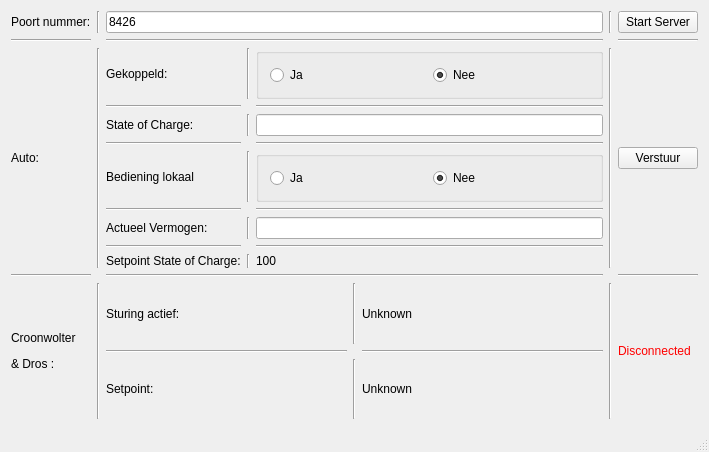
Before: the Qt Designer form mainwindow.ui in SolarTeamEindhoven/STE17-CD-InterfaceTest, drawn with Qt 5.
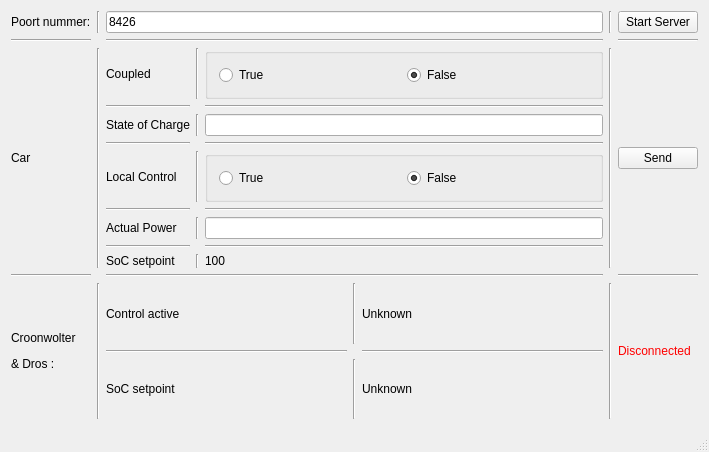
After: the same form once the commit is applied.

```diff
--- a/mainwindow.ui
+++ b/mainwindow.ui
@@ -50,7 +50,7 @@
         <item row="0" column="1">
          <widget class="QLabel" name="label_4">
           <property name="text">
-           <string>Sturing actief:</string>
+           <string>Control active</string>
           </property>
          </widget>
         </item>
@@ -64,7 +64,7 @@
         <item row="2" column="1">
          <widget class="QLabel" name="label_6">
           <property name="text">
-           <string>Setpoint:</string>
+           <string>SoC setpoint</string>
           </property>
          </widget>
         </item>
@@ -115,14 +115,14 @@
       <item row="2" column="4">
        <widget class="QPushButton" name="sendButton">
         <property name="text">
-         <string>Verstuur</string>
+         <string>Send</string>
         </property>
        </widget>
       </item>
       <item row="2" column="0">
        <widget class="QLabel" name="label_2">
         <property name="text">
-         <string>Auto:</string>
+         <string>Car</string>
         </property>
        </widget>
       </item>
@@ -230,14 +230,14 @@
            <item>
             <widget class="QRadioButton" name="coupledTrueRadioButton">
              <property name="text">
-              <string>Ja</string>
+              <string>True</string>
              </property>
             </widget>
            </item>
            <item>
             <widget class="QRadioButton" name="coupledFalseRadioButton">
              <property name="text">
-              <string>Nee</string>
+              <string>False</string>
              </property>
              <property name="checked">
               <bool>true</bool>
@@ -250,7 +250,7 @@
         <item row="0" column="0">
          <widget class="QLabel" name="label_5">
           <property name="text">
-           <string>Gekoppeld:</string>
+           <string>Coupled</string>
           </property>
          </widget>
         </item>
@@ -270,14 +270,14 @@
            <item>
             <widget class="QRadioButton" name="localControlTrueButton">
              <property name="text">
-              <string>Ja</string>
+              <string>True</string>
              </property>
             </widget>
            </item>
            <item>
             <widget class="QRadioButton" name="localControlFalseButton">
              <property name="text">
-              <string>Nee</string>
+              <string>False</string>
              </property>
              <property name="checked">
               <bool>true</bool>
@@ -290,7 +290,7 @@
         <item row="2" column="0">
          <widget class="QLabel" name="label_7">
           <property name="text">
-           <string>State of Charge:</string>
+           <string>State of Charge</string>
           </property>
          </widget>
         </item>
@@ -304,7 +304,7 @@
         <item row="4" column="0">
          <widget class="QLabel" name="label_8">
           <property name="text">
-           <string>Bediening lokaal</string>
+           <string>Local Control</string>
           </property>
          </widget>
         </item>
@@ -314,7 +314,7 @@
         <item row="6" column="0">
          <widget class="QLabel" name="label_12">
           <property name="text">
-           <string>Actueel Vermogen:</string>
+           <string>Actual Power</string>
           </property>
          </widget>
         </item>
@@ -335,7 +335,7 @@
         <item row="8" column="0">
          <widget class="QLabel" name="label_13">
           <property name="text">
-           <string>Setpoint State of Charge:</string>
+           <string>SoC setpoint</string>
           </property>
          </widget>
         </item>
```
